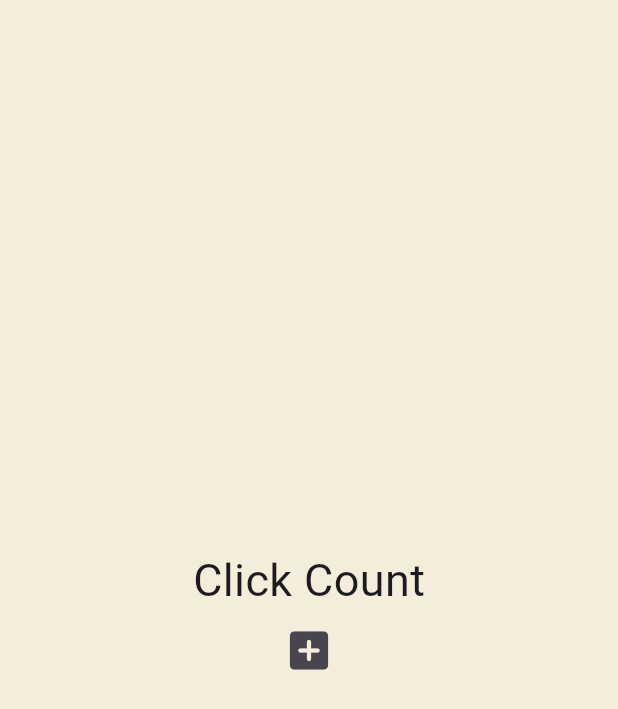
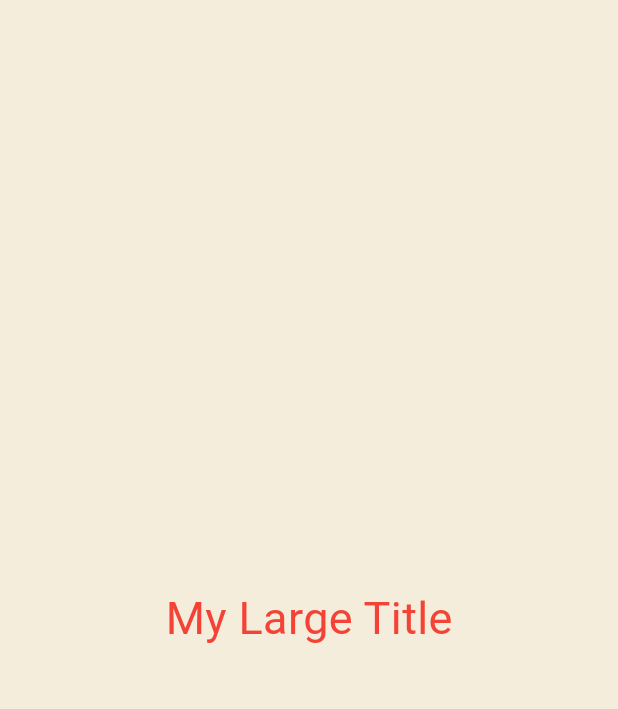
Before and after one commit to Odyssey409/stateful_widget_practice, a Flutter app: the screen it shows after launch, on a phone screen of 412 x 824 dp. Shown: the top 709 px of the screen. Run offline on Flutter 3.47's test engine with Material 3 defaults, Android fonts, the light colour scheme and no system bars.

Commit message:
#4.3 BuildContext
color: Theme.of(context).textTheme.titleLarge?.color,는 titleLarge가 null일 수 있기 때문에 null-aware operator인 ?.를 사용하여 titleLarge가 null이 아닌 경우에만 color 속성에 접근하도록 한다.

<이유>
Null Safety: Dart에서는 null safety를 지원하므로, null 값을 안전하게 처리해야 한다. titleLarge가 null일 수 있는 상황에서 ?. 연산자를 사용하면 null 참조 예외를 방지할 수 있다.

[강의 요약]
BuildContext는 Flutter에서 위젯 트리 내의 특정 위치를 나타내는 참조이다. Flutter에서 모든 위젯은 트리 구조를 가지며, BuildContext는 해당 위젯이 트리 내에서 어디에 위치하는지 알려주는 역할을 한다.

<주요 역할>
1. 위젯 트리 탐색을 돕는 도구이다
BuildContext를 통해 현재 위젯의 상위 또는 하위 트리에서 다른 위젯이나 데이터를 찾을 수 있다. 예를 들어, Navigator, Theme, MediaQuery 같은 클래스는 BuildContext를 사용해 해당 정보를 찾는다.

2.정보를 제공하는 역할을 한다
BuildContext는 다양한 of 메서드를 통해 위젯 트리에서 특정 데이터를 제공한다. 예를 들어, Theme.of(context)는 현재 테마 정보를, Navigator.of(context)는 네비게이터를 반환한다.

3.위젯의 빌드 과정을 관리하는 도구이다
BuildContext는 위젯의 build 메서드에 전달되어, 위젯의 렌더링 과정을 제어하는 역할을 한다. 빌드 메서드 내에서 BuildContext를 사용해 트리의 다른 부분과 상호작용하거나 데이터를 가져올 수 있다.

```diff
--- a/lib/main.dart
+++ b/lib/main.dart
@@ -23,27 +23,20 @@
   @override
   Widget build(BuildContext context) {
     return MaterialApp(
-      home: Scaffold(
-        backgroundColor: const Color(0xFFF4EDDB),
+      theme: ThemeData(
+        textTheme: const TextTheme(
+          titleLarge: TextStyle(
+            color: Colors.red,
+          ),
+        ),
+      ),
+      home: const Scaffold(
+        backgroundColor: Color(0xFFF4EDDB),
         body: Center(
           child: Column(
             mainAxisAlignment: MainAxisAlignment.center,
             children: [
-              const Text(
-                'Click Count',
-                style: TextStyle(fontSize: 30),
-              ),
-              for (var n in numbers)
-                Text(
-                  '$n',
-                ),
-              IconButton(
-                iconSize: 34,
-                onPressed: onClicked,
-                icon: const Icon(
-                  Icons.add_box_rounded,
-                ),
-              ),
+              MyLargeTitle(),
             ],
           ),
         ),
@@ -51,3 +44,20 @@
     );
   }
 }
+
+class MyLargeTitle extends StatelessWidget {
+  const MyLargeTitle({
+    super.key,
+  });
+
+  @override
+  Widget build(BuildContext context) {
+    return Text(
+      'My Large Title',
+      style: TextStyle(
+        fontSize: 30,
+        color: Theme.of(context).textTheme.titleLarge?.color,
+      ),
+    );
+  }
+}
```
